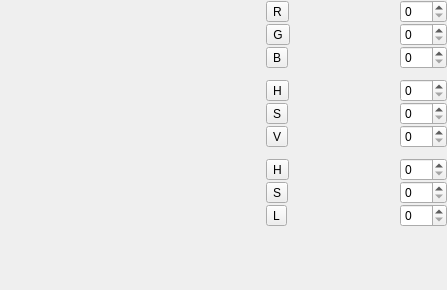
First picture: the form in src/widgets/colorpicker.ui, repository deiflou/ibp, before the edit.
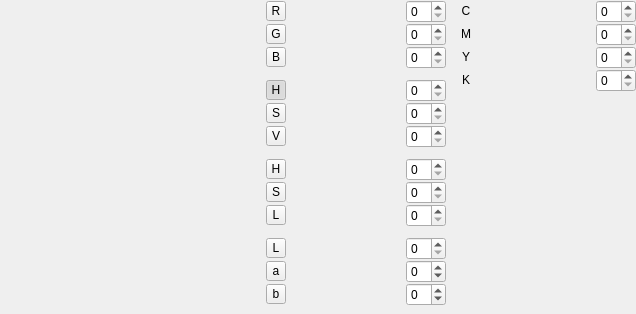
Second picture: the form after the edit. Custom widgets are drawn as their Qt base class.

Commit message: * Improved "non uniform illumination correction" image filter * Work on color slider * Work on color picker * Work on color conversion routines     + Added support for converting color buffers     + Fixed minor bugs

```diff
--- a/src/widgets/colorpicker.ui
+++ b/src/widgets/colorpicker.ui
@@ -6,14 +6,14 @@
    <rect>
     <x>0</x>
     <y>0</y>
-    <width>447</width>
-    <height>288</height>
+    <width>636</width>
+    <height>314</height>
    </rect>
   </property>
   <property name="windowTitle">
    <string>Color Picker</string>
   </property>
-  <layout class="QHBoxLayout" name="horizontalLayout" stretch="0,0">
+  <layout class="QHBoxLayout" name="horizontalLayout" stretch="0,0,0">
    <property name="spacing">
     <number>10</number>
    </property>
@@ -82,9 +82,30 @@
          </property>
          <item>
           <widget class="QToolButton" name="mButtonRed">
+           <property name="minimumSize">
+            <size>
+             <width>20</width>
+             <height>20</height>
+            </size>
+           </property>
+           <property name="maximumSize">
+            <size>
+             <width>20</width>
+             <height>20</height>
+            </size>
+           </property>
            <property name="text">
             <string>R</string>
            </property>
+           <property name="checkable">
+            <bool>true</bool>
+           </property>
+           <property name="autoExclusive">
+            <bool>true</bool>
+           </property>
+           <attribute name="buttonGroup">
+            <string notr="true">buttonGroup</string>
+           </attribute>
           </widget>
          </item>
          <item>
@@ -105,6 +126,24 @@
          </item>
          <item>
           <widget class="QSpinBox" name="mSpinRed">
+           <property name="sizePolicy">
+            <sizepolicy hsizetype="Fixed" vsizetype="Fixed">
+             <horstretch>0</horstretch>
+             <verstretch>0</verstretch>
+            </sizepolicy>
+           </property>
+           <property name="minimumSize">
+            <size>
+             <width>40</width>
+             <height>0</height>
+            </size>
+           </property>
+           <property name="maximumSize">
+            <size>
+             <width>40</width>
+             <height>16777215</height>
+            </size>
+           </property>
            <property name="maximum">
             <number>255</number>
            </property>
@@ -119,9 +158,30 @@
          </property>
          <item>
           <widget class="QToolButton" name="mButtonGreen">
+           <property name="minimumSize">
+            <size>
+             <width>20</width>
+             <height>20</height>
+            </size>
+           </property>
+           <property name="maximumSize">
+            <size>
+             <width>20</width>
+             <height>20</height>
+            </size>
+           </property>
            <property name="text">
             <string>G</string>
            </property>
+           <property name="checkable">
+            <bool>true</bool>
+           </property>
+           <property name="autoExclusive">
+            <bool>true</bool>
+           </property>
+           <attribute name="buttonGroup">
+            <string notr="true">buttonGroup</string>
+           </attribute>
           </widget>
          </item>
          <item>
@@ -142,6 +202,24 @@
          </item>
          <item>
           <widget class="QSpinBox" name="mSpinGreen">
+           <property name="sizePolicy">
+            <sizepolicy hsizetype="Fixed" vsizetype="Fixed">
+             <horstretch>0</horstretch>
+             <verstretch>0</verstretch>
+            </sizepolicy>
+           </property>
+           <property name="minimumSize">
+            <size>
+             <width>40</width>
+             <height>0</height>
+            </size>
+           </property>
+           <property name="maximumSize">
+            <size>
+             <width>40</width>
+             <height>16777215</height>
+            </size>
+           </property>
            <property name="maximum">
             <number>255</number>
            </property>
@@ -156,9 +234,30 @@
          </property>
          <item>
           <widget class="QToolButton" name="mButtonBlue">
+           <property name="minimumSize">
+            <size>
+             <width>20</width>
+             <height>20</height>
+            </size>
+           </property>
+           <property name="maximumSize">
+            <size>
+             <width>20</width>
+             <height>20</height>
+            </size>
+           </property>
            <property name="text">
             <string>B</string>
            </property>
+           <property name="checkable">
+            <bool>true</bool>
+           </property>
+           <property name="autoExclusive">
+            <bool>true</bool>
+           </property>
+           <attribute name="buttonGroup">
+            <string notr="true">buttonGroup</string>
+           </attribute>
           </widget>
          </item>
          <item>
@@ -179,6 +278,24 @@
          </item>
          <item>
           <widget class="QSpinBox" name="mSpinBlue">
+           <property name="sizePolicy">
+            <sizepolicy hsizetype="Fixed" vsizetype="Fixed">
+             <horstretch>0</horstretch>
+             <verstretch>0</verstretch>
+            </sizepolicy>
+           </property>
+           <property name="minimumSize">
+            <size>
+             <width>40</width>
+             <height>0</height>
+            </size>
+           </property>
+           <property name="maximumSize">
+            <size>
+             <width>40</width>
+             <height>16777215</height>
+            </size>
+           </property>
            <property name="maximum">
             <number>255</number>
            </property>
@@ -200,9 +317,33 @@
          </property>
          <item>
           <widget class="QToolButton" name="mButtonHue1">
+           <property name="minimumSize">
+            <size>
+             <width>20</width>
+             <height>20</height>
+            </size>
+           </property>
+           <property name="maximumSize">
+            <size>
+             <width>20</width>
+             <height>20</height>
+            </size>
+           </property>
            <property name="text">
             <string>H</string>
            </property>
+           <property name="checkable">
+            <bool>true</bool>
+           </property>
+           <property name="checked">
+            <bool>true</bool>
+           </property>
+           <property name="autoExclusive">
+            <bool>true</bool>
+           </property>
+           <attribute name="buttonGroup">
+            <string notr="true">buttonGroup</string>
+           </attribute>
           </widget>
          </item>
          <item>
@@ -223,8 +364,26 @@
          </item>
          <item>
           <widget class="QSpinBox" name="mSpinHue1">
+           <property name="sizePolicy">
+            <sizepolicy hsizetype="Fixed" vsizetype="Fixed">
+             <horstretch>0</horstretch>
+             <verstretch>0</verstretch>
+            </sizepolicy>
+           </property>
+           <property name="minimumSize">
+            <size>
+             <width>40</width>
+             <height>0</height>
+            </size>
+           </property>
+           <property name="maximumSize">
+            <size>
+             <width>40</width>
+             <height>16777215</height>
+            </size>
+           </property>
            <property name="maximum">
-            <number>255</number>
+            <number>359</number>
            </property>
           </widget>
          </item>
@@ -237,9 +396,30 @@
          </property>
          <item>
           <widget class="QToolButton" name="mButtonSaturation1">
+           <property name="minimumSize">
+            <size>
+             <width>20</width>
+             <height>20</height>
+            </size>
+           </property>
+           <property name="maximumSize">
+            <size>
+             <width>20</width>
+             <height>20</height>
+            </size>
+           </property>
            <property name="text">
             <string>S</string>
            </property>
+           <property name="checkable">
+            <bool>true</bool>
+           </property>
+           <property name="autoExclusive">
+            <bool>true</bool>
+           </property>
+           <attribute name="buttonGroup">
+            <string notr="true">buttonGroup</string>
+           </attribute>
           </widget>
          </item>
          <item>
@@ -260,8 +440,26 @@
          </item>
          <item>
           <widget class="QSpinBox" name="mSpinSaturation1">
+           <property name="sizePolicy">
+            <sizepolicy hsizetype="Fixed" vsizetype="Fixed">
+             <horstretch>0</horstretch>
+             <verstretch>0</verstretch>
+            </sizepolicy>
+           </property>
+           <property name="minimumSize">
+            <size>
+             <width>40</width>
+             <height>0</height>
+            </size>
+           </property>
+           <property name="maximumSize">
+            <size>
+             <width>40</width>
+             <height>16777215</height>
+            </size>
+           </property>
            <property name="maximum">
-            <number>255</number>
+            <number>100</number>
            </property>
           </widget>
          </item>
@@ -274,9 +472,30 @@
          </property>
          <item>
           <widget class="QToolButton" name="mButtonValue">
+           <property name="minimumSize">
+            <size>
+             <width>20</width>
+             <height>20</height>
+            </size>
+           </property>
+           <property name="maximumSize">
+            <size>
+             <width>20</width>
+             <height>20</height>
+            </size>
+           </property>
            <property name="text">
             <string>V</string>
            </property>
+           <property name="checkable">
+            <bool>true</bool>
+           </property>
+           <property name="autoExclusive">
+            <bool>true</bool>
+           </property>
+           <attribute name="buttonGroup">
+            <string notr="true">buttonGroup</string>
+           </attribute>
           </widget>
          </item>
          <item>
@@ -297,8 +516,26 @@
          </item>
          <item>
           <widget class="QSpinBox" name="mSpinValue">
+           <property name="sizePolicy">
+            <sizepolicy hsizetype="Fixed" vsizetype="Fixed">
+             <horstretch>0</horstretch>
+             <verstretch>0</verstretch>
+            </sizepolicy>
+           </property>
+           <property name="minimumSize">
+            <size>
+             <width>40</width>
+             <height>0</height>
+            </size>
+           </property>
+           <property name="maximumSize">
+            <size>
+             <width>40</width>
+             <height>16777215</height>
+            </size>
+           </property>
            <property name="maximum">
-            <number>255</number>
+            <number>100</number>
            </property>
           </widget>
          </item>
@@ -312,15 +549,36 @@
         <number>0</number>
        </property>
        <item>
-        <layout class="QHBoxLayout" name="horizontalLayout_8" stretch="0,1,0">
+        <layout class="QHBoxLayout" name="horizontalLayout_8" stretch="0,0,0">
          <property name="spacing">
           <number>5</number>
          </property>
          <item>
           <widget class="QToolButton" name="mButtonHue2">
+           <property name="minimumSize">
+            <size>
+             <width>20</width>
+             <height>20</height>
+            </size>
+           </property>
+           <property name="maximumSize">
+            <size>
+             <width>20</width>
+             <height>20</height>
+            </size>
+           </property>
            <property name="text">
             <string>H</string>
            </property>
+           <property name="checkable">
+            <bool>true</bool>
+           </property>
+           <property name="autoExclusive">
+            <bool>true</bool>
+           </property>
+           <attribute name="buttonGroup">
+            <string notr="true">buttonGroup</string>
+           </attribute>
           </widget>
          </item>
          <item>
@@ -341,8 +599,26 @@
          </item>
          <item>
           <widget class="QSpinBox" name="mSpinHue2">
+           <property name="sizePolicy">
+            <sizepolicy hsizetype="Fixed" vsizetype="Fixed">
+             <horstretch>0</horstretch>
+             <verstretch>0</verstretch>
+            </sizepolicy>
+           </property>
+           <property name="minimumSize">
+            <size>
+             <width>40</width>
+             <height>0</height>
+            </size>
+           </property>
+           <property name="maximumSize">
+            <size>
+             <width>40</width>
+             <height>16777215</height>
+            </size>
+           </property>
            <property name="maximum">
-            <number>255</number>
+            <number>359</number>
            </property>
           </widget>
          </item>
@@ -355,9 +631,30 @@
          </property>
          <item>
           <widget class="QToolButton" name="mButtonSaturation2">
+           <property name="minimumSize">
+            <size>
+             <width>20</width>
+             <height>20</height>
+            </size>
+           </property>
+           <property name="maximumSize">
+            <size>
+             <width>20</width>
+             <height>20</height>
+            </size>
+           </property>
            <property name="text">
             <string>S</string>
            </property>
+           <property name="checkable">
+            <bool>true</bool>
+           </property>
+           <property name="autoExclusive">
+            <bool>true</bool>
+           </property>
+           <attribute name="buttonGroup">
+            <string notr="true">buttonGroup</string>
+           </attribute>
           </widget>
          </item>
          <item>
@@ -378,8 +675,26 @@
          </item>
          <item>
           <widget class="QSpinBox" name="mSpinSaturation2">
+           <property name="sizePolicy">
+            <sizepolicy hsizetype="Fixed" vsizetype="Fixed">
+             <horstretch>0</horstretch>
+             <verstretch>0</verstretch>
+            </sizepolicy>
+           </property>
+           <property name="minimumSize">
+            <size>
+             <width>40</width>
+             <height>0</height>
+            </size>
+           </property>
+           <property name="maximumSize">
+            <size>
+             <width>40</width>
+             <height>16777215</height>
+            </size>
+           </property>
            <property name="maximum">
-            <number>255</number>
+            <number>100</number>
            </property>
           </widget>
          </item>
@@ -392,9 +707,30 @@
          </property>
          <item>
           <widget class="QToolButton" name="mButtonLightness">
+           <property name="minimumSize">
+            <size>
+             <width>20</width>
+             <height>20</height>
+            </size>
+           </property>
+           <property name="maximumSize">
+            <size>
+             <width>20</width>
+             <height>20</height>
+            </size>
+           </property>
            <property name="text">
             <string>L</string>
            </property>
+           <property name="checkable">
+            <bool>true</bool>
+           </property>
+           <property name="autoExclusive">
+            <bool>true</bool>
+           </property>
+           <attribute name="buttonGroup">
+            <string notr="true">buttonGroup</string>
+           </attribute>
           </widget>
          </item>
          <item>
@@ -415,8 +751,267 @@
          </item>
          <item>
           <widget class="QSpinBox" name="mSpinLightness">
+           <property name="sizePolicy">
+            <sizepolicy hsizetype="Fixed" vsizetype="Fixed">
+             <horstretch>0</horstretch>
+             <verstretch>0</verstretch>
+            </sizepolicy>
+           </property>
+           <property name="minimumSize">
+            <size>
+             <width>40</width>
+             <height>0</height>
+            </size>
+           </property>
+           <property name="maximumSize">
+            <size>
+             <width>40</width>
+             <height>16777215</height>
+            </size>
+           </property>
            <property name="maximum">
-            <number>255</number>
+            <number>100</number>
+           </property>
+          </widget>
+         </item>
+        </layout>
+       </item>
+      </layout>
+     </item>
+     <item>
+      <layout class="QVBoxLayout" name="verticalLayout_11">
+       <property name="spacing">
+        <number>0</number>
+       </property>
+       <item>
+        <layout class="QHBoxLayout" name="horizontalLayout_20" stretch="0,1,0">
+         <property name="spacing">
+          <number>5</number>
+         </property>
+         <item>
+          <widget class="QToolButton" name="mButtonCIEL">
+           <property name="minimumSize">
+            <size>
+             <width>20</width>
+             <height>20</height>
+            </size>
+           </property>
+           <property name="maximumSize">
+            <size>
+             <width>20</width>
+             <height>20</height>
+            </size>
+           </property>
+           <property name="text">
+            <string>L</string>
+           </property>
+           <property name="checkable">
+            <bool>true</bool>
+           </property>
+           <property name="autoExclusive">
+            <bool>true</bool>
+           </property>
+           <attribute name="buttonGroup">
+            <string notr="true">buttonGroup</string>
+           </attribute>
+          </widget>
+         </item>
+         <item>
+          <widget class="anitools::widgets::ColorSlider" name="mSliderCIEL" native="true">
+           <property name="minimumSize">
+            <size>
+             <width>100</width>
+             <height>8</height>
+            </size>
+           </property>
+           <property name="maximumSize">
+            <size>
+             <width>16777215</width>
+             <height>10</height>
+            </size>
+           </property>
+          </widget>
+         </item>
+         <item>
+          <widget class="QSpinBox" name="mSpinCIEL">
+           <property name="sizePolicy">
+            <sizepolicy hsizetype="Fixed" vsizetype="Fixed">
+             <horstretch>0</horstretch>
+             <verstretch>0</verstretch>
+            </sizepolicy>
+           </property>
+           <property name="minimumSize">
+            <size>
+             <width>40</width>
+             <height>0</height>
+            </size>
+           </property>
+           <property name="maximumSize">
+            <size>
+             <width>40</width>
+             <height>16777215</height>
+            </size>
+           </property>
+           <property name="maximum">
+            <number>100</number>
+           </property>
+          </widget>
+         </item>
+        </layout>
+       </item>
+       <item>
+        <layout class="QHBoxLayout" name="horizontalLayout_21" stretch="0,1,0">
+         <property name="spacing">
+          <number>5</number>
+         </property>
+         <item>
+          <widget class="QToolButton" name="mButtonCIEa">
+           <property name="minimumSize">
+            <size>
+             <width>20</width>
+             <height>20</height>
+            </size>
+           </property>
+           <property name="maximumSize">
+            <size>
+             <width>20</width>
+             <height>20</height>
+            </size>
+           </property>
+           <property name="text">
+            <string>a</string>
+           </property>
+           <property name="checkable">
+            <bool>true</bool>
+           </property>
+           <property name="autoExclusive">
+            <bool>true</bool>
+           </property>
+           <attribute name="buttonGroup">
+            <string notr="true">buttonGroup</string>
+           </attribute>
+          </widget>
+         </item>
+         <item>
+          <widget class="anitools::widgets::ColorSlider" name="mSliderCIEa" native="true">
+           <property name="minimumSize">
+            <size>
+             <width>100</width>
+             <height>8</height>
+            </size>
+           </property>
+           <property name="maximumSize">
+            <size>
+             <width>16777215</width>
+             <height>10</height>
+            </size>
+           </property>
+          </widget>
+         </item>
+         <item>
+          <widget class="QSpinBox" name="mSpinCIEa">
+           <property name="sizePolicy">
+            <sizepolicy hsizetype="Fixed" vsizetype="Fixed">
+             <horstretch>0</horstretch>
+             <verstretch>0</verstretch>
+            </sizepolicy>
+           </property>
+           <property name="minimumSize">
+            <size>
+             <width>40</width>
+             <height>0</height>
+            </size>
+           </property>
+           <property name="maximumSize">
+            <size>
+             <width>40</width>
+             <height>16777215</height>
+            </size>
+           </property>
+           <property name="minimum">
+            <number>-128</number>
+           </property>
+           <property name="maximum">
+            <number>127</number>
+           </property>
+          </widget>
+         </item>
+        </layout>
+       </item>
+       <item>
+        <layout class="QHBoxLayout" name="horizontalLayout_22" stretch="0,1,0">
+         <property name="spacing">
+          <number>5</number>
+         </property>
+         <item>
+          <widget class="QToolButton" name="mButtonCIEb">
+           <property name="minimumSize">
+            <size>
+             <width>20</width>
+             <height>20</height>
+            </size>
+           </property>
+           <property name="maximumSize">
+            <size>
+             <width>20</width>
+             <height>20</height>
+            </size>
+           </property>
+           <property name="text">
+            <string>b</string>
+           </property>
+           <property name="checkable">
+            <bool>true</bool>
+           </property>
+           <property name="autoExclusive">
+            <bool>true</bool>
+           </property>
+           <attribute name="buttonGroup">
+            <string notr="true">buttonGroup</string>
+           </attribute>
+          </widget>
+         </item>
+         <item>
+          <widget class="anitools::widgets::ColorSlider" name="mSliderCIEb" native="true">
+           <property name="minimumSize">
+            <size>
+             <width>100</width>
+             <height>8</height>
+            </size>
+           </property>
+           <property name="maximumSize">
+            <size>
+             <width>16777215</width>
+             <height>10</height>
+            </size>
+           </property>
+          </widget>
+         </item>
+         <item>
+          <widget class="QSpinBox" name="mSpinCIEb">
+           <property name="sizePolicy">
+            <sizepolicy hsizetype="Fixed" vsizetype="Fixed">
+             <horstretch>0</horstretch>
+             <verstretch>0</verstretch>
+            </sizepolicy>
+           </property>
+           <property name="minimumSize">
+            <size>
+             <width>40</width>
+             <height>0</height>
+            </size>
+           </property>
+           <property name="maximumSize">
+            <size>
+             <width>40</width>
+             <height>16777215</height>
+            </size>
+           </property>
+           <property name="minimum">
+            <number>-128</number>
+           </property>
+           <property name="maximum">
+            <number>127</number>
            </property>
           </widget>
          </item>
@@ -439,6 +1034,313 @@
      </item>
     </layout>
    </item>
+   <item>
+    <layout class="QVBoxLayout" name="verticalLayout_10">
+     <property name="spacing">
+      <number>10</number>
+     </property>
+     <item>
+      <layout class="QVBoxLayout" name="verticalLayout_12">
+       <property name="spacing">
+        <number>0</number>
+       </property>
+       <item>
+        <layout class="QHBoxLayout" name="horizontalLayout_23" stretch="0,1,0">
+         <property name="spacing">
+          <number>5</number>
+         </property>
+         <item>
+          <widget class="QLabel" name="label">
+           <property name="minimumSize">
+            <size>
+             <width>20</width>
+             <height>20</height>
+            </size>
+           </property>
+           <property name="maximumSize">
+            <size>
+             <width>20</width>
+             <height>20</height>
+            </size>
+           </property>
+           <property name="text">
+            <string>C</string>
+           </property>
+           <property name="alignment">
+            <set>Qt::AlignCenter</set>
+           </property>
+          </widget>
+         </item>
+         <item>
+          <widget class="anitools::widgets::ColorSlider" name="mSliderCyan" native="true">
+           <property name="minimumSize">
+            <size>
+             <width>100</width>
+             <height>8</height>
+            </size>
+           </property>
+           <property name="maximumSize">
+            <size>
+             <width>16777215</width>
+             <height>10</height>
+            </size>
+           </property>
+          </widget>
+         </item>
+         <item>
+          <widget class="QSpinBox" name="mSpinCyan">
+           <property name="sizePolicy">
+            <sizepolicy hsizetype="Fixed" vsizetype="Fixed">
+             <horstretch>0</horstretch>
+             <verstretch>0</verstretch>
+            </sizepolicy>
+           </property>
+           <property name="minimumSize">
+            <size>
+             <width>40</width>
+             <height>0</height>
+            </size>
+           </property>
+           <property name="maximumSize">
+            <size>
+             <width>40</width>
+             <height>16777215</height>
+            </size>
+           </property>
+           <property name="maximum">
+            <number>100</number>
+           </property>
+          </widget>
+         </item>
+        </layout>
+       </item>
+       <item>
+        <layout class="QHBoxLayout" name="horizontalLayout_24" stretch="0,1,0">
+         <property name="spacing">
+          <number>5</number>
+         </property>
+         <item>
+          <widget class="QLabel" name="label_2">
+           <property name="minimumSize">
+            <size>
+             <width>20</width>
+             <height>20</height>
+            </size>
+           </property>
+           <property name="maximumSize">
+            <size>
+             <width>20</width>
+             <height>20</height>
+            </size>
+           </property>
+           <property name="text">
+            <string>M</string>
+           </property>
+           <property name="alignment">
+            <set>Qt::AlignCenter</set>
+           </property>
+          </widget>
+         </item>
+         <item>
+          <widget class="anitools::widgets::ColorSlider" name="mSliderMagenta" native="true">
+           <property name="minimumSize">
+            <size>
+             <width>100</width>
+             <height>8</height>
+            </size>
+           </property>
+           <property name="maximumSize">
+            <size>
+             <width>16777215</width>
+             <height>10</height>
+            </size>
+           </property>
+          </widget>
+         </item>
+         <item>
+          <widget class="QSpinBox" name="mSpinMagenta">
+           <property name="sizePolicy">
+            <sizepolicy hsizetype="Fixed" vsizetype="Fixed">
+             <horstretch>0</horstretch>
+             <verstretch>0</verstretch>
+            </sizepolicy>
+           </property>
+           <property name="minimumSize">
+            <size>
+             <width>40</width>
+             <height>0</height>
+            </size>
+           </property>
+           <property name="maximumSize">
+            <size>
+             <width>40</width>
+             <height>16777215</height>
+            </size>
+           </property>
+           <property name="maximum">
+            <number>100</number>
+           </property>
+          </widget>
+         </item>
+        </layout>
+       </item>
+       <item>
+        <layout class="QHBoxLayout" name="horizontalLayout_25" stretch="0,1,0">
+         <property name="spacing">
+          <number>5</number>
+         </property>
+         <item>
+          <widget class="QLabel" name="label_3">
+           <property name="minimumSize">
+            <size>
+             <width>20</width>
+             <height>20</height>
+            </size>
+           </property>
+           <property name="maximumSize">
+            <size>
+             <width>20</width>
+             <height>20</height>
+            </size>
+           </property>
+           <property name="text">
+            <string>Y</string>
+           </property>
+           <property name="alignment">
+            <set>Qt::AlignCenter</set>
+           </property>
+          </widget>
+         </item>
+         <item>
+          <widget class="anitools::widgets::ColorSlider" name="mSliderYellow" native="true">
+           <property name="minimumSize">
+            <size>
+             <width>100</width>
+             <height>8</height>
+            </size>
+           </property>
+           <property name="maximumSize">
+            <size>
+             <width>16777215</width>
+             <height>10</height>
+            </size>
+           </property>
+          </widget>
+         </item>
+         <item>
+          <widget class="QSpinBox" name="mSpinYellow">
+           <property name="sizePolicy">
+            <sizepolicy hsizetype="Fixed" vsizetype="Fixed">
+             <horstretch>0</horstretch>
+             <verstretch>0</verstretch>
+            </sizepolicy>
+           </property>
+           <property name="minimumSize">
+            <size>
+             <width>40</width>
+             <height>0</height>
+            </size>
+           </property>
+           <property name="maximumSize">
+            <size>
+             <width>40</width>
+             <height>16777215</height>
+            </size>
+           </property>
+           <property name="maximum">
+            <number>100</number>
+           </property>
+          </widget>
+         </item>
+        </layout>
+       </item>
+       <item>
+        <layout class="QHBoxLayout" name="horizontalLayout_26" stretch="0,1,0">
+         <property name="spacing">
+          <number>5</number>
+         </property>
+         <item>
+          <widget class="QLabel" name="label_4">
+           <property name="minimumSize">
+            <size>
+             <width>20</width>
+             <height>20</height>
+            </size>
+           </property>
+           <property name="maximumSize">
+            <size>
+             <width>20</width>
+             <height>20</height>
+            </size>
+           </property>
+           <property name="text">
+            <string>K</string>
+           </property>
+           <property name="alignment">
+            <set>Qt::AlignCenter</set>
+           </property>
+          </widget>
+         </item>
+         <item>
+          <widget class="anitools::widgets::ColorSlider" name="mSliderBlack" native="true">
+           <property name="minimumSize">
+            <size>
+             <width>100</width>
+             <height>8</height>
+            </size>
+           </property>
+           <property name="maximumSize">
+            <size>
+             <width>16777215</width>
+             <height>10</height>
+            </size>
+           </property>
+          </widget>
+         </item>
+         <item>
+          <widget class="QSpinBox" name="mSpinBlack">
+           <property name="sizePolicy">
+            <sizepolicy hsizetype="Fixed" vsizetype="Fixed">
+             <horstretch>0</horstretch>
+             <verstretch>0</verstretch>
+            </sizepolicy>
+           </property>
+           <property name="minimumSize">
+            <size>
+             <width>40</width>
+             <height>0</height>
+            </size>
+           </property>
+           <property name="maximumSize">
+            <size>
+             <width>40</width>
+             <height>16777215</height>
+            </size>
+           </property>
+           <property name="maximum">
+            <number>100</number>
+           </property>
+          </widget>
+         </item>
+        </layout>
+       </item>
+      </layout>
+     </item>
+     <item>
+      <spacer name="verticalSpacer_3">
+       <property name="orientation">
+        <enum>Qt::Vertical</enum>
+       </property>
+       <property name="sizeHint" stdset="0">
+        <size>
+         <width>20</width>
+         <height>40</height>
+        </size>
+       </property>
+      </spacer>
+     </item>
+    </layout>
+   </item>
   </layout>
  </widget>
  <customwidgets>
```
Left out of the diff: 3 changed lines with no effect on the pictures. The commit also changes 7 other files.
